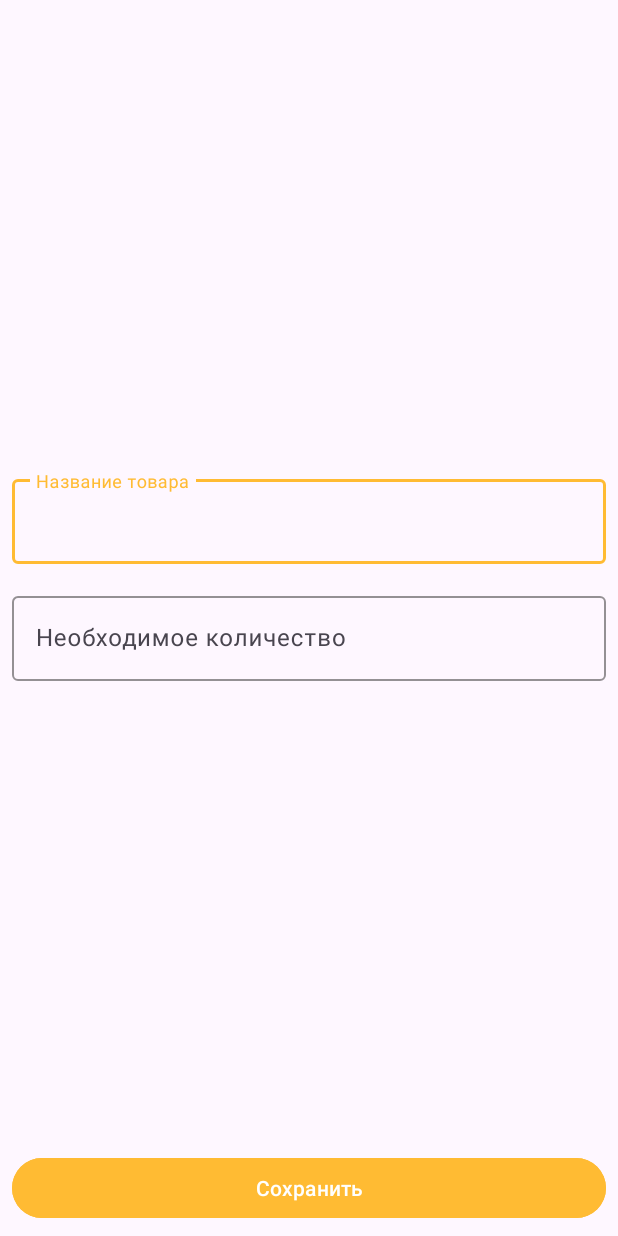
After one commit to Dipizi/ShopList, an Android app: the ShopItemActivity screen opened directly, with no data from a screen before it, on a phone screen of 412 x 824 dp. The commit adds this screen. Run offline under Robolectric (Android 15) with nearby library versions, the phone set to English and light mode, and no system bars; 1 statement that could not run was skipped.

Commit message:
add ShopItemActivity, ShopItemViewModel in Presentation layer

```diff
--- a/app/src/main/AndroidManifest.xml
+++ b/app/src/main/AndroidManifest.xml
@@ -13,6 +13,10 @@
         android:theme="@style/Theme.ShopList"
         tools:targetApi="31">
         <activity
+            android:name=".presentation.ShopItemActivity.ShopItemActivity"
+            android:windowSoftInputMode="adjustResize"
+            android:exported="false" />
+        <activity
             android:name=".presentation.MainActivity.MainActivity"
             android:exported="true">
             <intent-filter>
--- /dev/null
+++ b/app/src/main/java/com/example/shoplist/presentation/ShopItemActivity/ShopItemActivity.kt
@@ -0,0 +1,160 @@
+package com.example.shoplist.presentation.ShopItemActivity
+
+import android.content.Context
+import android.content.Intent
+
+import androidx.appcompat.app.AppCompatActivity
+import android.os.Bundle
+import android.text.Editable
+import android.text.TextWatcher
+import android.widget.Button
+import android.widget.EditText
+import androidx.lifecycle.ViewModelProvider
+import com.example.shoplist.R
+import com.example.shoplist.domain.entities.ShopItem
+import com.google.android.material.textfield.TextInputLayout
+
+class ShopItemActivity : AppCompatActivity() {
+
+    lateinit var viewModel: ShopItemViewModel
+    lateinit var tilName: TextInputLayout
+    lateinit var tilCount: TextInputLayout
+    lateinit var editTextName: EditText
+    lateinit var editTextCount: EditText
+    lateinit var buttonSave: Button
+
+    private var screenMode = EXTRA_MODE_UNKNOWN
+    private var shopItemId = ShopItem.UNKNOWN_ID
+    override fun onCreate(savedInstanceState: Bundle?) {
+        super.onCreate(savedInstanceState)
+        setContentView(R.layout.activity_shop_item)
+        parseIntent()
+        initViews()
+        viewModel = ViewModelProvider(this)[ShopItemViewModel::class.java]
+        setUpModeScreen()
+        setTextChangedListeners()
+        observeLiveData()
+
+    }
+
+    private fun observeLiveData() {
+        viewModel.liveDataErrorName.observe(this) { isError ->
+            tilName.error = if (isError) {
+                getString(R.string.message_about_error_name)
+            } else {
+                null
+            }
+        }
+
+        viewModel.liveDataErrorCount.observe(this) { isError ->
+            tilCount.error = if (isError) {
+                getString(R.string.message_about_error_count)
+            } else {
+                null
+            }
+
+        }
+
+        viewModel.liveDataProcessFinish.observe(this) {
+            finish()
+        }
+    }
+    private fun setUpModeScreen() {
+        when (screenMode) {
+            EXTRA_ADD_MODE -> launchAddMode()
+            EXTRA_EDIT_MODE -> launchEditMode()
+        }
+    }
+    private fun setTextChangedListeners() {
+        editTextName.addTextChangedListener(object : TextWatcher {
+            override fun beforeTextChanged(s: CharSequence?, start: Int, count: Int, after: Int) {}
+
+            override fun onTextChanged(s: CharSequence?, start: Int, before: Int, count: Int) {
+                viewModel.resetLiveDataErrorName()
+            }
+
+            override fun afterTextChanged(s: Editable?) {}
+
+        })
+
+        editTextCount.addTextChangedListener(object : TextWatcher {
+            override fun beforeTextChanged(s: CharSequence?, start: Int, count: Int, after: Int) {}
+
+            override fun onTextChanged(s: CharSequence?, start: Int, before: Int, count: Int) {
+                viewModel.resetLiveDataErrorCount()
+            }
+
+            override fun afterTextChanged(s: Editable?) {}
+
+        })
+    }
+    private fun launchEditMode() {
+        viewModel.getShopItem(shopItemId)
+
+        viewModel.liveDataShopItem.observe(this) { itemShop ->
+            editTextName.setText(itemShop.name)
+            editTextCount.setText(itemShop.count.toString())
+        }
+
+        buttonSave.setOnClickListener {
+            val name = editTextName.text.toString()
+            val count = editTextCount.text.toString()
+            viewModel.editShopItem(name, count)
+        }
+    }
+
+    private fun launchAddMode() {
+
+        buttonSave.setOnClickListener {
+            val name = editTextName.text.toString()
+            val count = editTextCount.text.toString()
+            viewModel.addShopItem(name, count)
+        }
+    }
+
+    private fun initViews() {
+        tilName = findViewById(R.id.textInputLayoutName)
+        tilCount = findViewById(R.id.textInputLayoutCount)
+        editTextName = findViewById(R.id.editTextName)
+        editTextCount = findViewById(R.id.editTextCount)
+        buttonSave = findViewById(R.id.buttonSave)
+    }
+
+    private fun parseIntent() {
+        if (!intent.hasExtra(EXTRA_TYPE_MODE)) {
+            throw RuntimeException("Type of intent unknown")
+        }
+        val mode = intent.getStringExtra(EXTRA_TYPE_MODE)
+        if (mode != EXTRA_ADD_MODE && mode != EXTRA_EDIT_MODE) {
+            throw RuntimeException("Mode of screen unknown: $mode")
+        }
+        screenMode = mode
+        if (screenMode == EXTRA_EDIT_MODE) {
+            if (!intent.hasExtra(EXTRA_ITEM_SHOP_ID)) {
+                throw RuntimeException("Id of shop item unknown: $shopItemId")
+            }
+            shopItemId = intent.getIntExtra(EXTRA_ITEM_SHOP_ID, ShopItem.UNKNOWN_ID)
+        }
+    }
+
+    companion object {
+
+        private const val EXTRA_ITEM_SHOP_ID = "EXTRA_ITEM_SHOP_ID"
+        private const val EXTRA_EDIT_MODE = "EXTRA_EDIT_MODE"
+        private const val EXTRA_ADD_MODE = "EXTRA_ADD_MODE"
+        private const val EXTRA_TYPE_MODE = "EXTRA_TYPE_MODE"
+        private const val EXTRA_MODE_UNKNOWN = "EXTRA_MODE_UNKNOWN"
+        fun newIntentEditMode(context: Context, shopItemId: Int): Intent {
+            val intent = Intent(context, ShopItemActivity::class.java)
+            intent.putExtra(EXTRA_TYPE_MODE, EXTRA_EDIT_MODE)
+            intent.putExtra(EXTRA_ITEM_SHOP_ID, shopItemId)
+            return intent
+        }
+
+        fun newIntentAddMode(context: Context): Intent {
+            val intent = Intent(context, ShopItemActivity::class.java)
+            intent.putExtra(EXTRA_TYPE_MODE, EXTRA_ADD_MODE)
+            return intent
+        }
+    }
+}
--- /dev/null
+++ b/app/src/main/java/com/example/shoplist/presentation/ShopItemActivity/ShopItemViewModel.kt
@@ -0,0 +1,95 @@
+package com.example.shoplist.presentation.ShopItemActivity
+
+import androidx.lifecycle.LiveData
+import androidx.lifecycle.MutableLiveData
+import androidx.lifecycle.ViewModel
+import com.example.shoplist.data.ShopListRepositoryImpl
+import com.example.shoplist.domain.entities.ShopItem
+import com.example.shoplist.domain.usecase.AddShopItemUseCase
+import com.example.shoplist.domain.usecase.EditShopItemUseCase
+import com.example.shoplist.domain.usecase.GetShopItemUseCase
+
+class ShopItemViewModel : ViewModel() {
+
+    private val repository = ShopListRepositoryImpl
+
+    private val getShopItemUseCase = GetShopItemUseCase(repository)
+    private val addShopItemUseCase = AddShopItemUseCase(repository)
+    private val editShopItemUseCase = EditShopItemUseCase(repository)
+
+    private val _liveDataShopItem = MutableLiveData<ShopItem>()
+    val liveDataShopItem: LiveData<ShopItem> = _liveDataShopItem
+
+
+    private val _liveDataErrorName = MutableLiveData<Boolean>()
+    val liveDataErrorName: LiveData<Boolean>
+        get() = _liveDataErrorName
+
+    private val _liveDataErrorCount = MutableLiveData<Boolean>()
+    val liveDataErrorCount: LiveData<Boolean>
+        get() = _liveDataErrorCount
+
+    private val _liveDataProcessFinish = MutableLiveData<Boolean>()
+    val liveDataProcessFinish: LiveData<Boolean> = _liveDataProcessFinish
+    fun getShopItem(id: Int) {
+        val shopItem = getShopItemUseCase.getShopItem(id)
+        _liveDataShopItem.value = shopItem
+    }
+
+    fun addShopItem(inputName: String?, inputCount: String?) {
+        val name = parseName(inputName)
+        val count = parseCount(inputCount)
+        val validateFields = isValidateFields(name, count)
+        if (validateFields) {
+            val shopItem = ShopItem(name = name, count = count, isEnabled = true)
+            addShopItemUseCase.addShopItem(shopItem)
+            _liveDataProcessFinish.value = true
+        }
+    }
+
+    fun editShopItem(inputName: String?, inputCount: String?) {
+        val name = parseName(inputName)
+        val count = parseCount(inputCount)
+        val validateFields = isValidateFields(name, count)
+        if (validateFields) {
+            _liveDataShopItem.value?.let {
+                val shopItem = it.copy(name = name, count = count)
+                editShopItemUseCase.editShopItem(shopItem)
+                _liveDataProcessFinish.value = true
+            }
+        }
+    }
+
+    fun resetLiveDataErrorName() {
+        _liveDataErrorName.value = false
+    }
+
+    fun resetLiveDataErrorCount() {
+        _liveDataErrorCount.value = false
+    }
+
+    private fun parseName(inputName: String?): String {
+        return inputName?.trim() ?: ""
+    }
+
+    private fun parseCount(inputCount: String?): Int {
+        return try {
+            inputCount?.trim()?.toInt() ?: 0
+        } catch (e: Exception) {
+            0
+        }
+    }
+
+    private fun isValidateFields(name: String, count: Int): Boolean {
+        var result = true
+        if (name.isBlank()) {
+            _liveDataErrorName.value = true
+            result = false
+        }
+        if (count <= 0) {
+            _liveDataErrorCount.value = true
+            result = false
+        }
+        return result
+    }
+}
--- /dev/null
+++ b/app/src/main/res/layout/activity_shop_item.xml
@@ -0,0 +1,61 @@
+<?xml version="1.0" encoding="utf-8"?>
+<androidx.constraintlayout.widget.ConstraintLayout xmlns:android="http://schemas.android.com/apk/res/android"
+    xmlns:app="http://schemas.android.com/apk/res-auto"
+    xmlns:tools="http://schemas.android.com/tools"
+    android:layout_width="match_parent"
+    android:layout_height="match_parent"
+    tools:context=".presentation.ShopItemActivity.ShopItemActivity">
+
+    <com.google.android.material.textfield.TextInputLayout
+        android:id="@+id/textInputLayoutName"
+        android:layout_width="match_parent"
+        android:layout_height="wrap_content"
+        android:layout_margin="8dp"
+        app:hintTextColor="@android:color/holo_orange_light"
+        app:boxStrokeColor="@android:color/holo_orange_light"
+        app:layout_constraintBottom_toTopOf="@id/textInputLayoutCount"
+        app:layout_constraintEnd_toEndOf="parent"
+        app:layout_constraintStart_toStartOf="parent"
+        app:layout_constraintTop_toTopOf="parent"
+        app:layout_constraintVertical_chainStyle="packed">
+
+        <com.google.android.material.textfield.TextInputEditText
+            android:id="@+id/editTextName"
+            android:layout_width="match_parent"
+            android:layout_height="wrap_content"
+            android:hint="@string/name_item"
+            android:inputType="textCapWords" />
+    </com.google.android.material.textfield.TextInputLayout>
+
+    <com.google.android.material.textfield.TextInputLayout
+        android:id="@+id/textInputLayoutCount"
+        android:layout_width="match_parent"
+        android:layout_height="wrap_content"
+        android:layout_margin="8dp"
+        app:hintTextColor="@android:color/holo_orange_light"
+        app:boxStrokeColor="@android:color/holo_orange_light"
+        app:layout_constraintBottom_toTopOf="@id/buttonSave"
+        app:layout_constraintEnd_toEndOf="parent"
+        app:layout_constraintStart_toStartOf="parent"
+        app:layout_constraintTop_toBottomOf="@id/textInputLayoutName">
+
+        <com.google.android.material.textfield.TextInputEditText
+            android:id="@+id/editTextCount"
+            android:layout_width="match_parent"
+            android:layout_height="wrap_content"
+            android:hint="@string/count_item"
+            android:inputType="number" />
+    </com.google.android.material.textfield.TextInputLayout>
+
+    <Button
+        android:id="@+id/buttonSave"
+        android:layout_width="match_parent"
+        android:layout_height="wrap_content"
+        android:layout_margin="8dp"
+        android:backgroundTint="@android:color/holo_orange_light"
+        android:text="@string/save"
+        app:layout_constraintBottom_toBottomOf="parent"
+        app:layout_constraintEnd_toEndOf="parent"
+        app:layout_constraintStart_toStartOf="parent" />
+
+</androidx.constraintlayout.widget.ConstraintLayout>
--- a/app/src/main/res/values/strings.xml
+++ b/app/src/main/res/values/strings.xml
@@ -1,3 +1,8 @@
 <resources>
     <string name="app_name">ShopList</string>
+    <string name="name_item">Название товара</string>
+    <string name="save">Сохранить</string>
+    <string name="count_item">Необходимое количество</string>
+    <string name="message_about_error_name">Название введено неверно</string>
+    <string name="message_about_error_count">Введено невозможное количество</string>
 </resources>
```
Also changed, not shown: app/src/main/java/com/example/shoplist/presentation/MainActivity/MainActivity.kt (+13 -2 lines).
